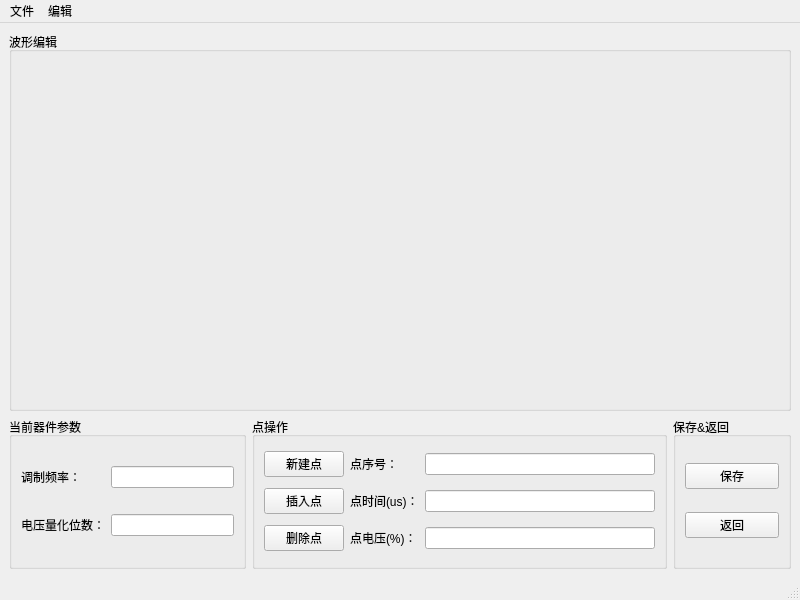
Before: the Qt Designer form windowwavedesigner.ui in zym013579/AOMController, drawn with Qt 5.
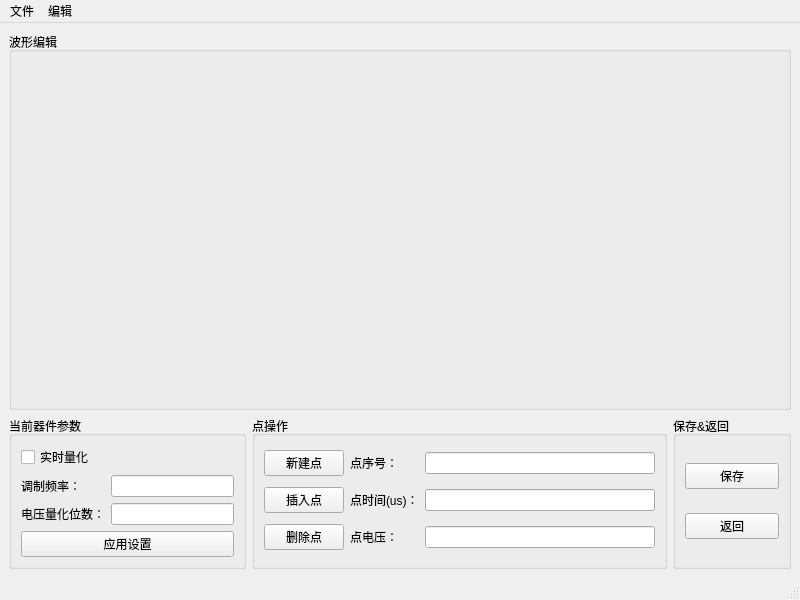
After: the same form once the commit is applied. Custom widgets are drawn as their Qt base class.

The edit to the form file:
```diff
--- a/windowwavedesigner.ui
+++ b/windowwavedesigner.ui
@@ -30,25 +30,8 @@
        <string>当前器件参数</string>
       </property>
       <layout class="QGridLayout" name="gridLayout_5">
-       <item row="0" column="0">
-        <widget class="QLabel" name="labelFrequency">
-         <property name="focusPolicy">
-          <enum>Qt::ClickFocus</enum>
-         </property>
-         <property name="text">
-          <string>调制频率：</string>
-         </property>
-        </widget>
-       </item>
-       <item row="0" column="1">
-        <widget class="QLineEdit" name="lineEditFrequency">
-         <property name="readOnly">
-          <bool>true</bool>
-         </property>
-        </widget>
-       </item>
-       <item row="1" column="0">
-        <widget class="QLabel" name="labelMaxVoltage">
+       <item row="2" column="0">
+        <widget class="QLabel" name="labelVolQuantiLevel">
          <property name="focusPolicy">
           <enum>Qt::ClickFocus</enum>
          </property>
@@ -57,13 +40,36 @@
          </property>
         </widget>
        </item>
+       <item row="4" column="0" colspan="2">
+        <widget class="QPushButton" name="pushButtonApply">
+         <property name="text">
+          <string>应用设置</string>
+         </property>
+        </widget>
+       </item>
+       <item row="1" column="0">
+        <widget class="QLabel" name="labelMinDeltaTime">
+         <property name="focusPolicy">
+          <enum>Qt::ClickFocus</enum>
+         </property>
+         <property name="text">
+          <string>调制频率：</string>
+         </property>
+        </widget>
+       </item>
        <item row="1" column="1">
-        <widget class="QLineEdit" name="lineEditMaxVoltage">
-         <property name="readOnly">
-          <bool>true</bool>
+        <widget class="QLineEdit" name="lineEditMinDeltaTime"/>
+       </item>
+       <item row="0" column="0" colspan="2">
+        <widget class="QCheckBox" name="checkBoxRealTimeQuanti">
+         <property name="text">
+          <string>实时量化</string>
          </property>
         </widget>
        </item>
+       <item row="2" column="1">
+        <widget class="QLineEdit" name="lineEditVolQuantiLevel"/>
+       </item>
       </layout>
      </widget>
     </item>
@@ -126,7 +132,7 @@
           <enum>Qt::ClickFocus</enum>
          </property>
          <property name="text">
-          <string>点电压(%)：</string>
+          <string>点电压：</string>
          </property>
         </widget>
        </item>
```
Left out of the diff: 3 changed lines with no effect on the pictures.
